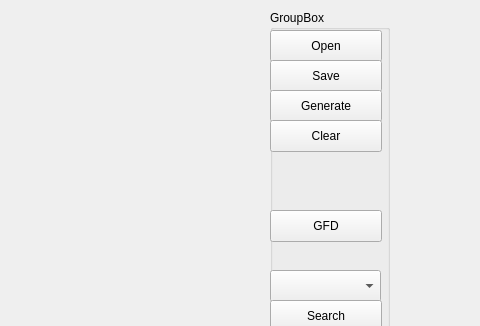
This is GraphSimilarity/mainwindow.ui in RyuZhihao123/sdu_tsne as Qt 5 draws it before an edit; both pictures show x 320 to 800 and y 0 to 326 of the 800 by 600 pixel window. The edited form follows.
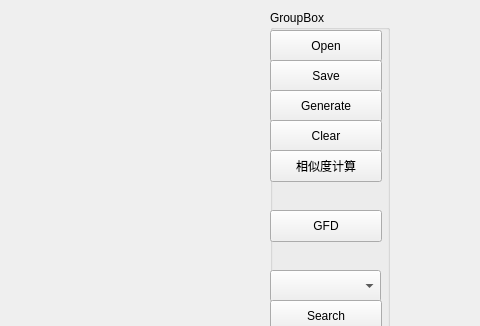
This is the edited form.

The edit to the form file:
```diff
--- a/GraphSimilarity/mainwindow.ui
+++ b/GraphSimilarity/mainwindow.ui
@@ -140,6 +140,19 @@
       <string>GFD</string>
      </property>
     </widget>
+    <widget class="QPushButton" name="btnSim">
+     <property name="geometry">
+      <rect>
+       <x>0</x>
+       <y>140</y>
+       <width>112</width>
+       <height>32</height>
+      </rect>
+     </property>
+     <property name="text">
+      <string>相似度计算</string>
+     </property>
+    </widget>
    </widget>
   </widget>
   <widget class="QMenuBar" name="menubar">
```
